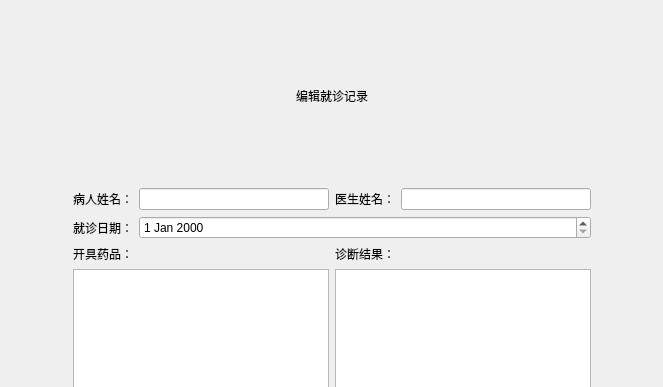
Before: the Qt Designer form treatrecordeditview.ui in DgutGWK/QtCourse, drawn with Qt 5; both pictures show x 0 to 663 and y 0 to 387 of the 663 by 580 pixel window.
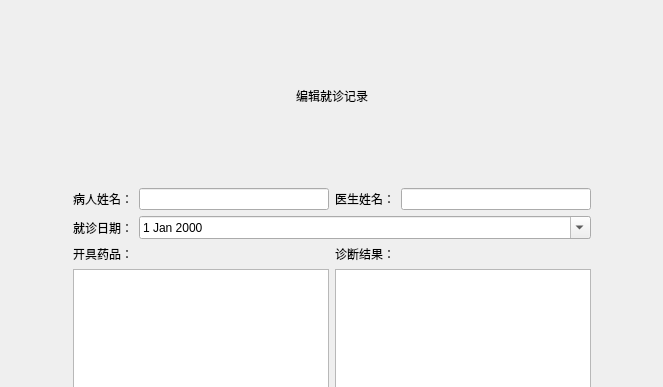
After: the same form once the commit is applied.

```diff
--- a/treatrecordeditview.ui
+++ b/treatrecordeditview.ui
@@ -113,7 +113,11 @@
         </widget>
        </item>
        <item>
-        <widget class="QDateEdit" name="TreatDate"/>
+        <widget class="QDateEdit" name="TreatDate">
+         <property name="calendarPopup">
+          <bool>true</bool>
+         </property>
+        </widget>
        </item>
       </layout>
      </item>
```
